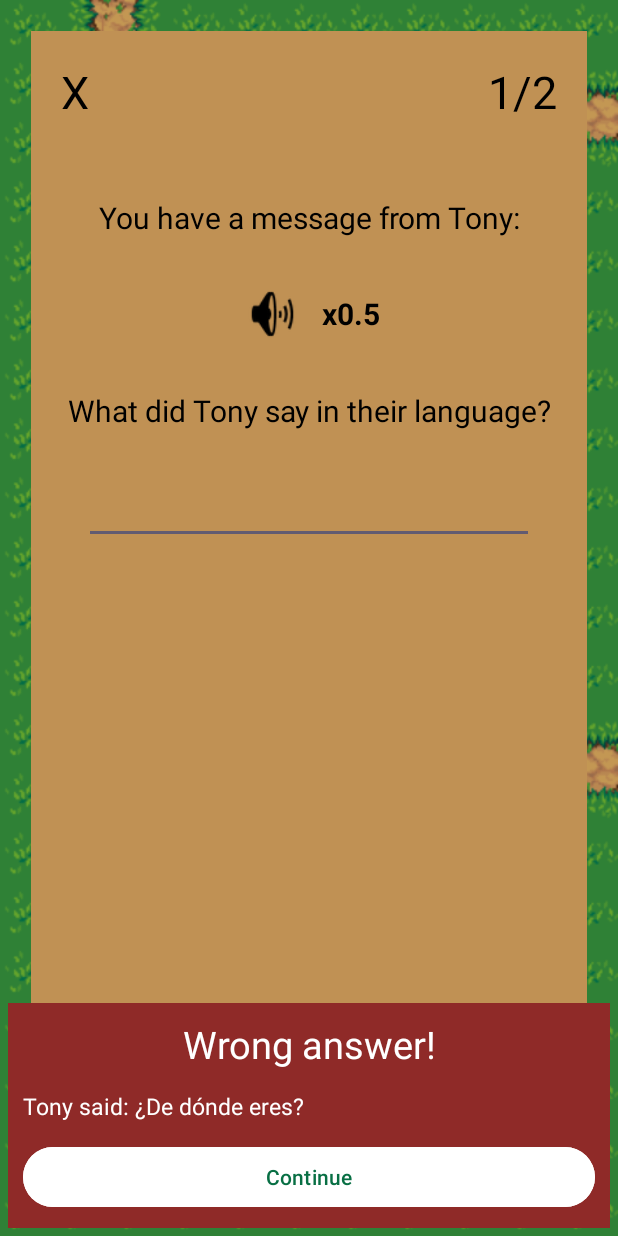
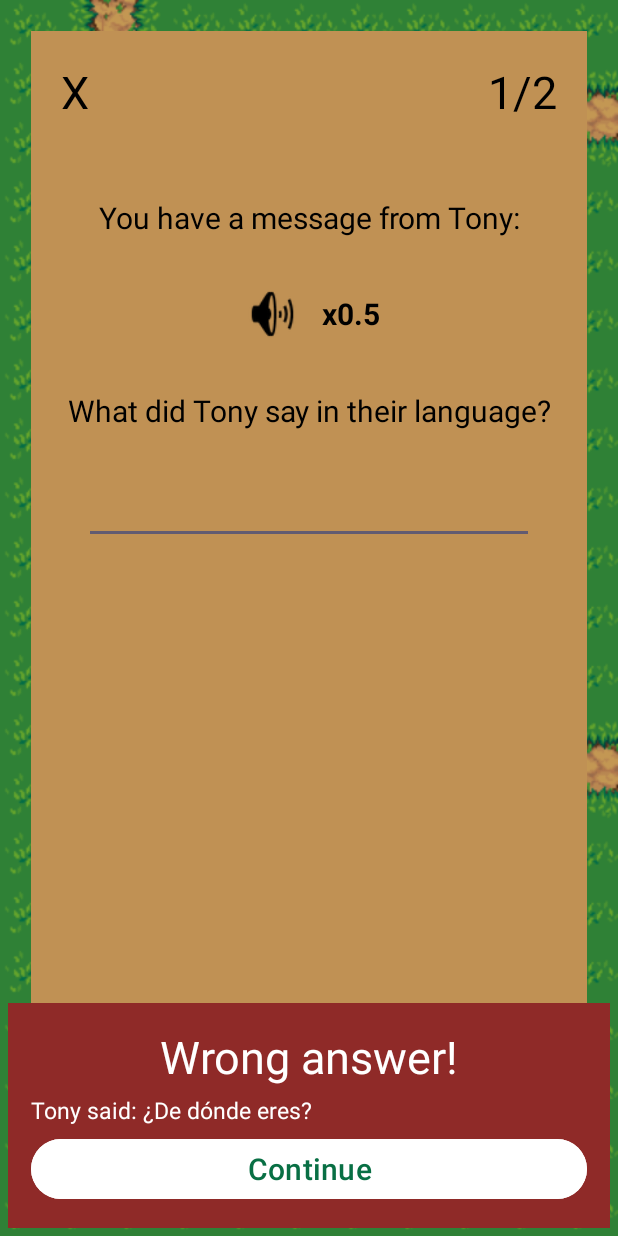
Before and after one commit to Kroxitrock/HCI-23-24-language-farm, an Android app: the SpeakingExercises1 screen opened directly, with no data from a screen before it, after a tap on "Confirm", on a phone screen of 412 x 824 dp. Run offline under Robolectric (Android 15) with nearby library versions, the phone set to English and light mode, and no system bars.

```diff
--- a/app/src/main/res/layout/activity_speaking_exercises1.xml
+++ b/app/src/main/res/layout/activity_speaking_exercises1.xml
@@ -12,21 +12,21 @@
     <androidx.constraintlayout.widget.ConstraintLayout
         android:layout_width="0dp"
         android:layout_height="0dp"
+        android:background="@color/campfire_ground"
+        android:padding="20dp"
         app:layout_constraintBottom_toBottomOf="parent"
         app:layout_constraintEnd_toEndOf="parent"
         app:layout_constraintHeight_percent="0.95"
         app:layout_constraintStart_toStartOf="parent"
         app:layout_constraintTop_toTopOf="parent"
-        app:layout_constraintWidth_percent="0.9"
-        android:background="@color/campfire_ground"
-        android:padding="20dp">
+        app:layout_constraintWidth_percent="0.9">
 
         <TextView
             android:id="@+id/close_btn"
             android:layout_width="wrap_content"
             android:layout_height="wrap_content"
+            android:paddingRight="10dp"
             android:text="@string/x"
-            android:paddingRight="10dp"
             android:textColor="@color/black"
             android:textSize="30sp"
             app:layout_constraintStart_toStartOf="parent"
@@ -99,12 +99,12 @@
 
         <EditText
             android:id="@+id/answer"
-            android:textColor="@color/black"
             android:layout_width="300dp"
             android:layout_height="wrap_content"
             android:layout_gravity="center_horizontal"
             android:ems="10"
             android:inputType="text"
+            android:textColor="@color/black"
             app:layout_constraintEnd_toEndOf="parent"
             app:layout_constraintStart_toStartOf="parent"
             app:layout_constraintTop_toBottomOf="@+id/textView2" />
@@ -124,14 +124,14 @@
     </androidx.constraintlayout.widget.ConstraintLayout>
 
     <androidx.constraintlayout.widget.ConstraintLayout
-        android:visibility="invisible"
         android:id="@+id/correct_pop_up"
         android:layout_width="match_parent"
         android:layout_height="150dp"
         android:layout_margin="5dp"
         android:background="@color/grass"
         android:gravity="center_horizontal"
-        android:padding="10dp"
+        android:padding="15dp"
+        android:visibility="invisible"
         app:layout_constraintBottom_toBottomOf="parent"
         tools:layout_editor_absoluteX="20dp">
 
@@ -142,7 +142,7 @@
             android:gravity="center"
             android:text="... answer!"
             android:textColor="@color/white"
-            android:textSize="25sp"
+            android:textSize="30sp"
             app:layout_constraintTop_toTopOf="parent" />
 
         <TextView
@@ -162,6 +162,7 @@
             android:backgroundTint="@color/white"
             android:text="@string/continue_str"
             android:textColor="@color/grass"
+            android:textSize="20sp"
             app:layout_constraintBottom_toBottomOf="parent" />
 
     </androidx.constraintlayout.widget.ConstraintLayout>
--- a/app/src/main/res/layout/activity_speaking_exercises2.xml
+++ b/app/src/main/res/layout/activity_speaking_exercises2.xml
@@ -37,7 +37,7 @@
             android:id="@+id/textView21"
             android:layout_width="wrap_content"
             android:layout_height="wrap_content"
-            android:text="@string/_1_2"
+            android:text="@string/_2_2"
             android:textSize="30sp"
             android:textColor="@color/black"
             app:layout_constraintBottom_toTopOf="@+id/textView1"
@@ -113,7 +113,7 @@
 
 
         <TextView
-            android:id="@+id/textView13"
+            android:id="@+id/user_answer"
             android:layout_width="match_parent"
             android:layout_height="wrap_content"
             android:gravity="center"
@@ -131,7 +131,7 @@
             android:layout_height="wrap_content"
             android:text="@string/example_answers"
             app:layout_constraintStart_toStartOf="parent"
-            app:layout_constraintTop_toBottomOf="@+id/textView13" />
+            app:layout_constraintTop_toBottomOf="@+id/user_answer" />
 
         <TextView
             android:id="@+id/textView15"
```
Also changed, not shown: app/src/main/java/es/upm/farm/language/SpeakingExercises2.java (+32 -0 lines), 1 other file.
